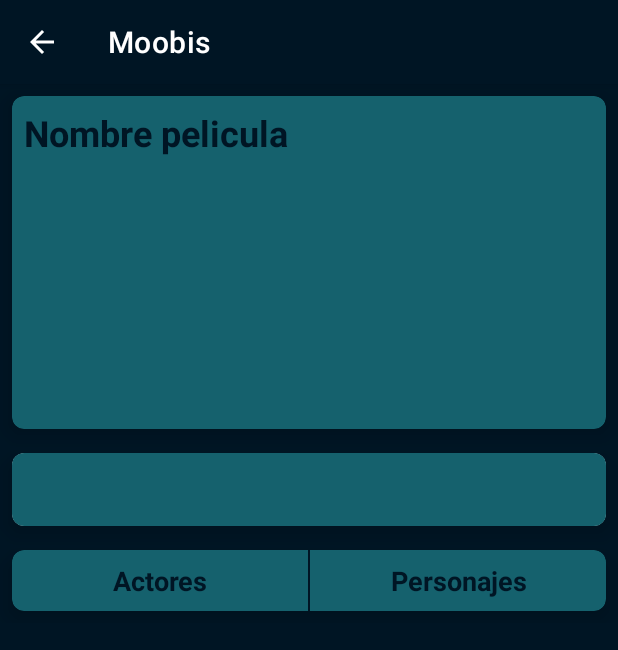
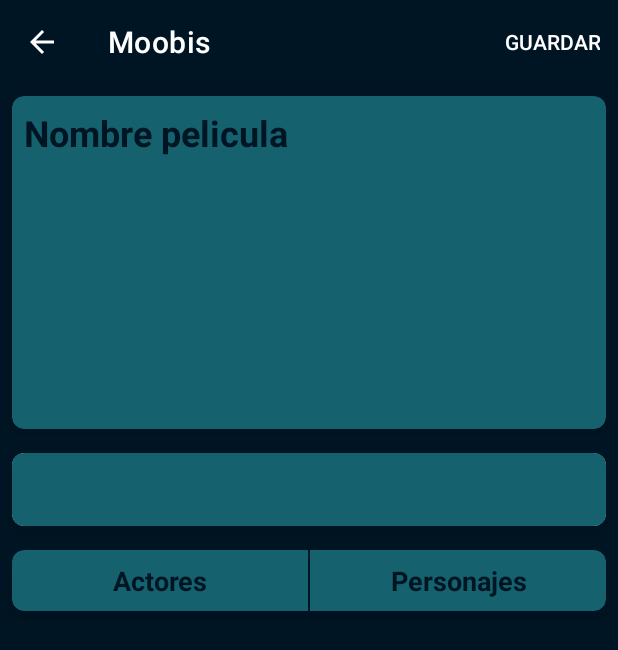
Before and after one commit to luisfelipej/computacionMovil, an Android app: the DetailsActivity screen opened directly, with no data from a screen before it, on a phone screen of 412 x 824 dp. Shown: the top 650 px of the screen. Run offline under Robolectric (Android 15) with nearby library versions, the phone set to English and light mode, and no system bars; our stand-ins replace Picasso; pictures from the network do not load.

Commit message:
action bar

```diff
--- /dev/null
+++ b/ProyectoFinal/app/src/main/res/menu/menu_details.xml
@@ -0,0 +1,11 @@
+<?xml version="1.0" encoding="utf-8"?>
+<menu xmlns:android="http://schemas.android.com/apk/res/android"
+    xmlns:app="http://schemas.android.com/apk/res-auto">
+    <item
+        android:id="@+id/actionBarSave"
+        android:title="Guardar"
+        app:showAsAction="always"
+        android:orderInCategory="101"
+        />
+
+</menu>
```
Also changed, not shown: ProyectoFinal/app/src/main/java/com/example/proyectofinal/DetailsActivity.java (+26 -0 lines), ProyectoFinal/app/src/main/res/drawable/ic_heart_empty.png (added), ProyectoFinal/app/src/main/res/drawable/ic_heart_fully.png (added).
